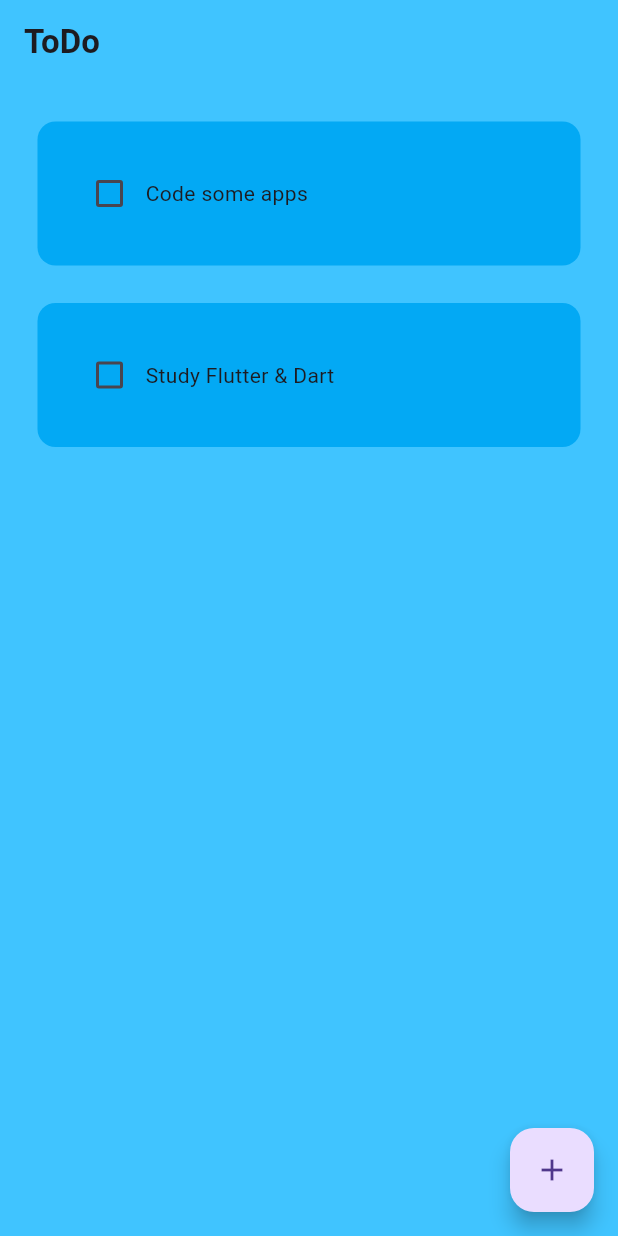
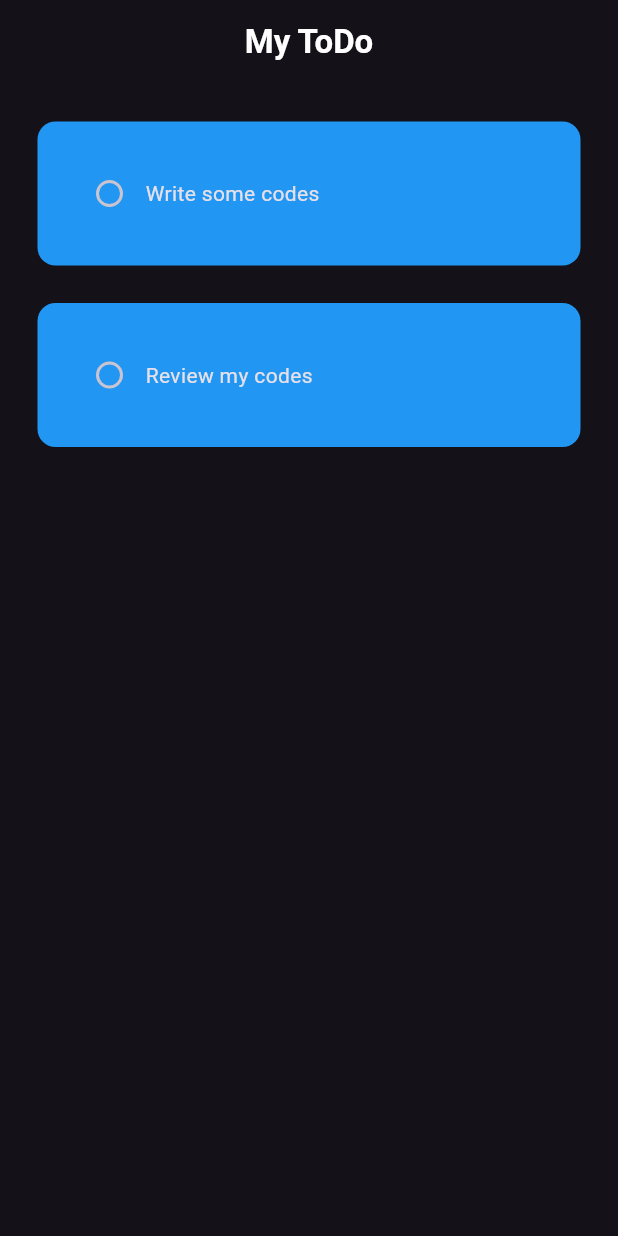
Before and after one commit to alexmortelsison/ToDoApp, a Flutter app: the screen it shows after launch, on a phone screen of 412 x 824 dp. Run offline on Flutter 3.47's test engine with Material 3 defaults, Android fonts, the phone set to English and light mode, and no system bars; drawn by our look-alikes of flutter_slidable; our stand-ins replace hive_flutter; accounts and stored records are empty.

Commit message:
updated UI

```diff
--- a/lib/data/database.dart
+++ /dev/null
@@ -1,22 +0,0 @@
-import 'package:hive/hive.dart';
-
-class ToDoDataBase {
-  List toDoList = [];
-
-  final _myBox = Hive.box('myBox');
-
-  void createInitialData() {
-    toDoList = [
-      ['Code some apps', false],
-      ['Study Flutter & Dart', false]
-    ];
-  }
-
-  void loadData() {
-    toDoList = _myBox.get('TODOLIST');
-  }
-
-  void updateDataBase() {
-    _myBox.put('TODOLIST', toDoList);
-  }
-}
--- a/lib/main.dart
+++ b/lib/main.dart
@@ -18,10 +18,7 @@ class MyApp extends StatelessWidget {
   Widget build(BuildContext context) {
     return MaterialApp(
       debugShowCheckedModeBanner: false,
-      theme: ThemeData(
-        useMaterial3: true,
-        primarySwatch: Colors.lightBlue,
-      ),
+      theme: ThemeData.dark(),
       home: const HomePage(),
     );
   }
--- a/lib/pages/home_page.dart
+++ b/lib/pages/home_page.dart
@@ -1,8 +1,6 @@
 import 'package:flutter/material.dart';
-import 'package:hive/hive.dart';
-import 'package:todo_app/data/database.dart';
-import 'package:todo_app/util/dialog_box.dart';
-import 'package:todo_app/util/todo_tile.dart';
+
+import '../util/todo_tile.dart';
 
 class HomePage extends StatefulWidget {
   const HomePage({super.key});
@@ -12,80 +10,34 @@ class HomePage extends StatefulWidget {
 }
 
 class _HomePageState extends State<HomePage> {
-  final _mybox = Hive.box('myBox');
-  ToDoDataBase db = ToDoDataBase();
-
-  @override
-  void initState() {
-    if (_mybox.get('TODOLIST') == null) {
-      db.createInitialData();
-    } else {
-      db.loadData();
-    }
-
-    super.initState();
-  }
-
-  final _controller = TextEditingController();
+  List todoList = [
+    ['Write some codes', false],
+    ['Review my codes', false]
+  ];
 
   void checkboxChanged(bool? value, int index) {
     setState(() {
-      db.toDoList[index][1] = !db.toDoList[index][1];
+      todoList[index][1] = !todoList[index][1];
     });
-    db.updateDataBase();
-  }
-
-  void saveNewTask() {
-    setState(
-      () {
-        db.toDoList.add([_controller.text, false]);
-        _controller.clear();
-        Navigator.pop(context);
-        db.updateDataBase();
-      },
-    );
-  }
-
-  void createNewTask() {
-    showDialog(
-      context: context,
-      builder: (context) => DialogBox(
-        controller: _controller,
-        onSave: saveNewTask,
-        onCancel: () => Navigator.pop(context),
-      ),
-    );
-  }
-
-  void deleteTask(int index) {
-    setState(() {
-      db.toDoList.removeAt(index);
-    });
-    db.updateDataBase();
   }
 
   @override
   Widget build(BuildContext context) {
     return Scaffold(
-      backgroundColor: Colors.lightBlueAccent,
       appBar: AppBar(
-        backgroundColor: Colors.transparent,
-        title: const Text(
-          'ToDo',
-          style: TextStyle(fontWeight: FontWeight.bold),
+        title: const Center(
+          child: Text(
+            'My ToDo',
+            style: TextStyle(color: Colors.white, fontWeight: FontWeight.bold),
+          ),
         ),
       ),
-      floatingActionButton: FloatingActionButton(
-        onPressed: createNewTask,
-        child: const Icon(Icons.add),
-      ),
       body: ListView.builder(
-        itemCount: db.toDoList.length,
+        itemCount: todoList.length,
         itemBuilder: (context, index) => ToDoTile(
-          taskName: db.toDoList[index][0],
-          taskCompleted: db.toDoList[index][1],
           onChanged: (value) => checkboxChanged(value, index),
-          deleteFunction: (context) => deleteTask(index),
+          taskName: todoList[index][0],
+          isTaskCompleted: todoList[index][1],
         ),
       ),
     );
--- a/lib/util/todo_tile.dart
+++ b/lib/util/todo_tile.dart
@@ -1,57 +1,38 @@
 import 'package:flutter/material.dart';
-import 'package:flutter_slidable/flutter_slidable.dart';
 
 class ToDoTile extends StatelessWidget {
   final String taskName;
-  final bool taskCompleted;
+  final bool isTaskCompleted;
   final Function(bool?)? onChanged;
-  final Function(BuildContext)? deleteFunction;
-
   const ToDoTile({
     super.key,
+    required this.onChanged,
     required this.taskName,
-    required this.taskCompleted,
-    required this.onChanged,
-    required this.deleteFunction,
+    required this.isTaskCompleted,
   });
 
   @override
   Widget build(BuildContext context) {
     return Padding(
-      padding: const EdgeInsets.only(left: 25, right: 25, top: 25),
-      child: Slidable(
-        endActionPane: ActionPane(
-          motion: const StretchMotion(),
-          children: [
-            SlidableAction(
-              borderRadius: BorderRadius.circular(12),
-              onPressed: deleteFunction,
-              icon: Icons.delete,
-              backgroundColor: Colors.red,
-            ),
-          ],
-        ),
+      padding: const EdgeInsets.only(top: 25, left: 25, right: 25),
       child: Container(
         padding: const EdgeInsets.all(24),
         decoration: BoxDecoration(
-            color: Colors.lightBlue,
-            borderRadius: BorderRadius.circular(12),
-          ),
+            color: Colors.blue, borderRadius: BorderRadius.circular(12)),
         child: Row(
           children: [
             Checkbox(
-                value: taskCompleted,
+              value: isTaskCompleted,
               onChanged: onChanged,
-                activeColor: Colors.black,
+              activeColor: Colors.blue,
+              shape: const CircleBorder(),
             ),
-              Text(
-                taskName,
+            Text(taskName,
                 style: TextStyle(
+                    fontWeight: FontWeight.w400,
                     decoration:
-                        taskCompleted ? TextDecoration.lineThrough : null),
-              ),
+                        isTaskCompleted ? TextDecoration.lineThrough : null)),
           ],
-          ),
         ),
       ),
     );
```
Also changed, not shown: lib/util/dialog_box.dart (deleted, +0 -45 lines), lib/util/my_button.dart (deleted, +0 -21 lines). Lines whose indentation alone changed are shown as unchanged.
